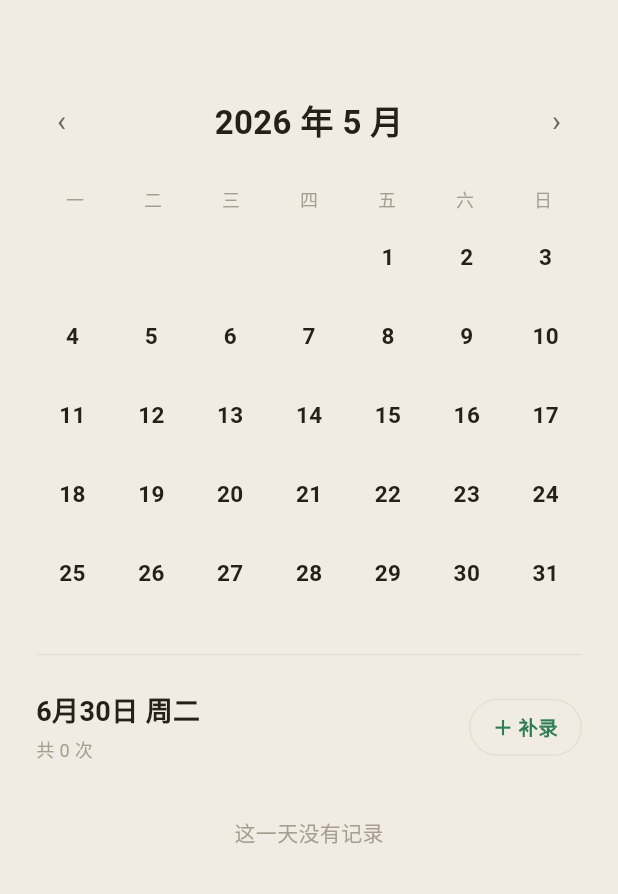
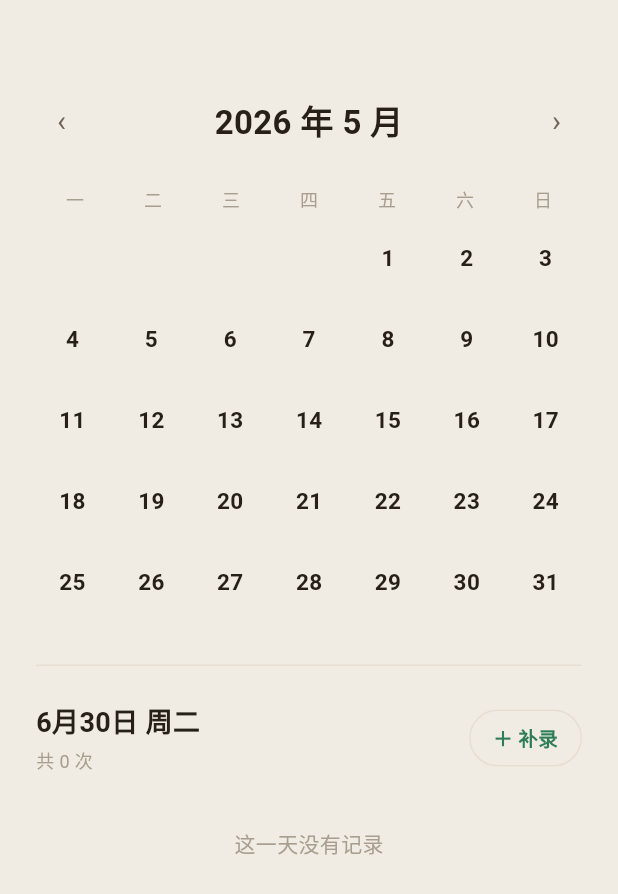
Before and after one commit to WenHe233/daolema-app, a Flutter app: the CalendarPage widget shown alone on an empty page, opened directly, after a tap on an icon or button, on a phone screen of 412 x 824 dp. Shown: the top 894 px of the screen. Run offline on Flutter 3.47's test engine with Material 3 defaults, Android fonts, the phone set to English and light mode, and no system bars; our stand-ins replace csv, drift, drift_flutter, flutter_secure_storage, flutter_svg, google_fonts and 3 more; missing offline and left inert: cryptography, file_selector; accounts and stored records are empty; generated files the repository leaves out were written again; Roboto replaces fonts that are missing (Noto Serif Sc).

Commit message:
fix: 修复统计柱状图与日历日格的布局溢出
- StatBars 不再写死高度 90（柱72+上下标签会超），改为按内容自适应
- 日历日格改用固定行高 mainAxisExtent:50，容纳 圆+点，避免窄屏 0.x 像素溢出

```diff
--- a/lib/features/calendar/calendar_page.dart
+++ b/lib/features/calendar/calendar_page.dart
@@ -48,12 +48,15 @@ class CalendarPage extends StatelessWidget {
           decoration: BoxDecoration(
             border: Border(bottom: BorderSide(color: p.line)),
           ),
-          child: GridView.count(
+          child: GridView(
             shrinkWrap: true,
             physics: const NeverScrollableScrollPhysics(),
-            crossAxisCount: 7,
-            mainAxisSpacing: 4,
-            crossAxisSpacing: 4,
+            gridDelegate: const SliverGridDelegateWithFixedCrossAxisCount(
+              crossAxisCount: 7,
+              mainAxisSpacing: 4,
+              crossAxisSpacing: 4,
+              mainAxisExtent: 50, // 固定行高，容纳 圆(32)+间距(3)+点(5)，避免窄屏溢出
+            ),
             children: [
               for (final cell in cells) _DayCell(palette: p, cell: cell, onTap: c.selectDate),
             ],
--- a/lib/features/stats/widgets/charts.dart
+++ b/lib/features/stats/widgets/charts.dart
@@ -98,16 +98,15 @@ class StatBars extends StatelessWidget {
   @override
   Widget build(BuildContext context) {
     final p = palette;
-    return SizedBox(
-      height: 90,
-      child: Row(
+    // 列高 = 数字 + 间距 + 柱(≤72) + 间距 + 标签；不写死容器高度，按内容自适应，避免溢出。
+    return Row(
       crossAxisAlignment: CrossAxisAlignment.end,
       children: [
         for (var i = 0; i < bars.length; i++) ...[
           if (i > 0) const SizedBox(width: 8),
           Expanded(
             child: Column(
-                mainAxisAlignment: MainAxisAlignment.end,
+              mainAxisSize: MainAxisSize.min,
               children: [
                 Text('${bars[i].count}',
                     style: AppText.body(size: 10, color: p.ink3)),
@@ -121,14 +120,12 @@ class StatBars extends StatelessWidget {
                   ),
                 ),
                 const SizedBox(height: 7),
-                  Text(bars[i].label,
-                      style: AppText.body(size: 10, color: p.ink3)),
+                Text(bars[i].label, style: AppText.body(size: 10, color: p.ink3)),
               ],
             ),
           ),
         ],
       ],
-      ),
     );
   }
 }
```
Lines whose indentation alone changed are shown as unchanged.
